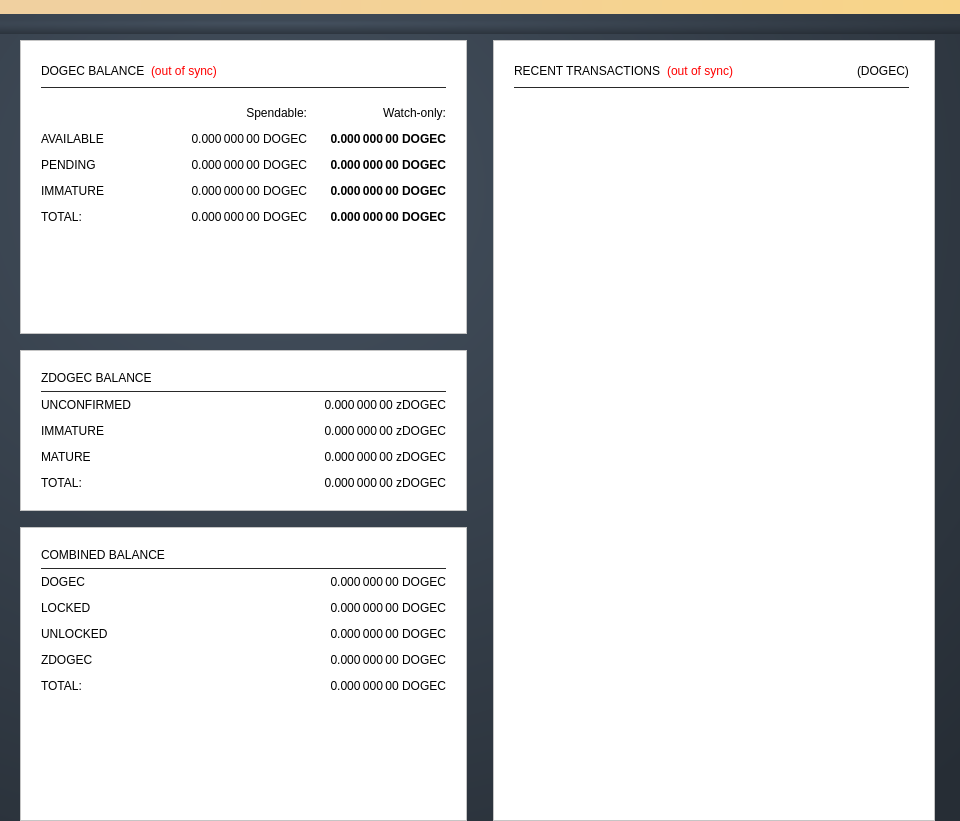
dogecash/dogecash-oldchain, file src/qt/forms/overviewpage.ui: the form before one commit.
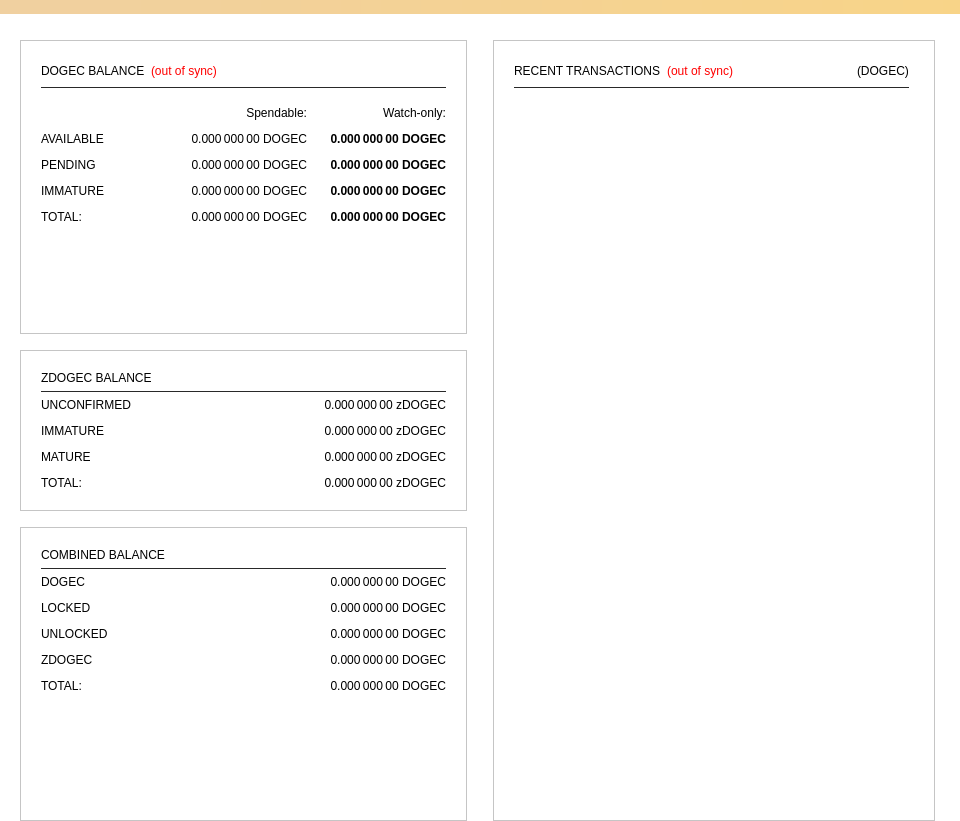
The form after the commit. Icons and pictures are not drawn.

What changed in the file:
```diff
--- a/src/qt/forms/overviewpage.ui
+++ b/src/qt/forms/overviewpage.ui
@@ -22,6 +22,7 @@
   <property name="styleSheet">
    <string notr="true">background-color: #ececec;
 background-color: qradialgradient(spread:pad, cx:0.29, cy:0.23, radius:1, fx:0.29, fy:0.23,  stop:0 #44505e, stop:1#262d35);
+background-color: transparent;
 </string>
   </property>
   <layout class="QVBoxLayout" name="topLayout">
```
